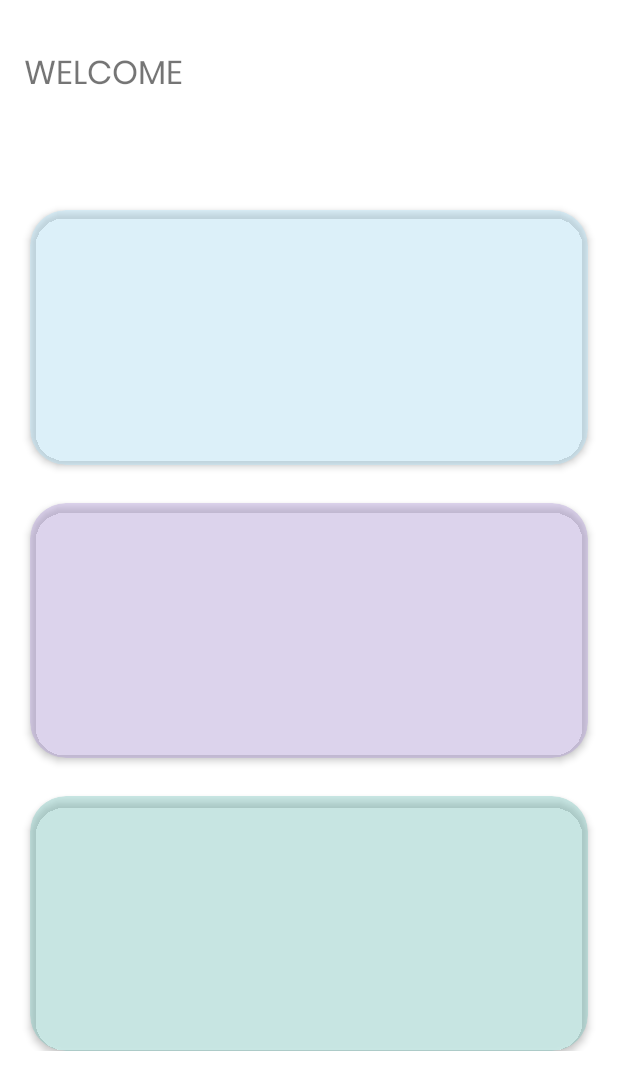
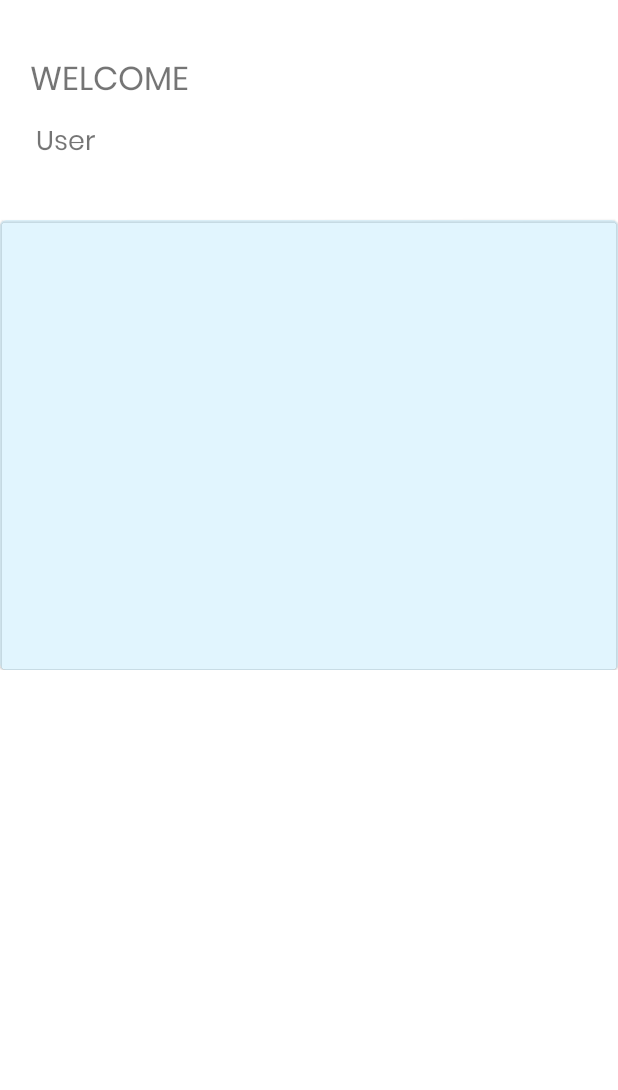
Before and after one commit to shivamkumard107/Mask_Detector, an Android app: the fragment HomeFragment shown on its own in the app's theme, on a phone screen of 412 x 824 dp. Shown: the top 1090 px of the screen. Run offline under Robolectric (Android 15) with nearby library versions, the phone set to English and light mode, and no system bars.

Commit message:
2G par commit hua hai

```diff
--- a/app/src/main/java/com/example/mask_detector/VerifyFragment.java
+++ b/app/src/main/java/com/example/mask_detector/VerifyFragment.java
@@ -114,7 +114,7 @@ public class VerifyFragment extends Fragment {
         mAuth.signInWithCredential(credential)
                 .addOnCompleteListener(task -> {
                     if (task.isSuccessful()) {
-                        RegisterUserFragment registeruserFragment = new RegisterUserFragment();
+                        HomeFragment registeruserFragment = new HomeFragment();
                         Bundle bundle = new Bundle();
                         bundle.putString(Constants.PHONE_NUMBER, phoneNumber);
                         registeruserFragment.setArguments(bundle);
--- a/app/src/main/res/layout/fragment_home.xml
+++ b/app/src/main/res/layout/fragment_home.xml
@@ -1,103 +1,55 @@
 <?xml version="1.0" encoding="utf-8"?>
-<androidx.constraintlayout.widget.ConstraintLayout xmlns:android="http://schemas.android.com/apk/res/android"
+
+<ScrollView xmlns:app="http://schemas.android.com/apk/res-auto"
     xmlns:tools="http://schemas.android.com/tools"
     android:layout_width="match_parent"
     android:layout_height="match_parent"
-    xmlns:app="http://schemas.android.com/apk/res-auto"
-    tools:context=".HomeFragment">
-
-    <ScrollView
-        android:layout_width="match_parent"
-        android:layout_height="match_parent"
-        >
+    xmlns:android="http://schemas.android.com/apk/res/android">
 
 
     <androidx.constraintlayout.widget.ConstraintLayout
         android:layout_width="match_parent"
-            android:layout_height="match_parent">
+    android:layout_height="match_parent"
+        tools:context=".HomeFragment">
 
 
-            <androidx.cardview.widget.CardView
-                android:id="@+id/cardView2"
+        <com.google.android.material.card.MaterialCardView
             android:layout_width="match_parent"
-                android:layout_height="170dp"
-                android:layout_marginStart="20dp"
-                android:layout_marginTop="140dp"
-                android:layout_marginEnd="20dp"
-                app:cardBackgroundColor="#66b3e5fc"
-                app:cardCornerRadius="24dp"
-                app:cardElevation="3dp"
-                app:cardPreventCornerOverlap="true"
+            android:layout_height="300dp"
+            android:layout_marginTop="36dp"
             app:layout_constraintEnd_toEndOf="parent"
             app:layout_constraintStart_toStartOf="parent"
-                app:layout_constraintTop_toTopOf="parent">
-
-                <androidx.constraintlayout.widget.ConstraintLayout
-                    android:layout_width="match_parent"
-                    android:layout_height="match_parent">
-
-
-                </androidx.constraintlayout.widget.ConstraintLayout>
-            </androidx.cardview.widget.CardView>
-
-            <androidx.cardview.widget.CardView
-                android:id="@+id/cardView3"
-
-                android:layout_width="match_parent"
-                android:layout_height="170dp"
-                android:layout_marginStart="20dp"
-                android:layout_marginTop="25dp"
-                android:layout_marginEnd="20dp"
-                app:cardBackgroundColor="#66b39ddb"
-                app:cardCornerRadius="24dp"
-                app:cardElevation="3dp"
-                app:layout_constraintEnd_toEndOf="parent"
-                app:layout_constraintStart_toStartOf="parent"
-                app:layout_constraintTop_toBottomOf="@+id/cardView2">
-
-                <androidx.constraintlayout.widget.ConstraintLayout
-                    android:layout_width="match_parent"
-                    android:layout_height="match_parent">
-
-                </androidx.constraintlayout.widget.ConstraintLayout>
-            </androidx.cardview.widget.CardView>
-
-            <androidx.cardview.widget.CardView
-                android:id="@+id/helpCard3"
-                android:layout_width="match_parent"
-                android:layout_height="170dp"
-                android:layout_marginStart="20dp"
-                android:layout_marginTop="25dp"
-                android:layout_marginEnd="20dp"
-                app:cardBackgroundColor="#6680cbc4"
-                app:cardCornerRadius="24dp"
-                app:cardElevation="3dp"
-                app:layout_constraintEnd_toEndOf="parent"
-                app:layout_constraintHorizontal_bias="0.0"
-                app:layout_constraintStart_toStartOf="parent"
-                app:layout_constraintTop_toBottomOf="@+id/cardView3">
-
-                <androidx.constraintlayout.widget.ConstraintLayout
-                    android:layout_width="match_parent"
-                    android:layout_height="match_parent"></androidx.constraintlayout.widget.ConstraintLayout>
-            </androidx.cardview.widget.CardView>
-
+            app:layout_constraintTop_toBottomOf="@+id/user"
+            android:backgroundTint="#66b3e5fc"/>
 
         <TextView
                 android:id="@+id/welcome"
                 android:layout_width="wrap_content"
                 android:layout_height="wrap_content"
-                android:layout_marginStart="16dp"
-                android:layout_marginLeft="16dp"
-                android:layout_marginTop="32dp"
+                android:layout_marginStart="20dp"
+                android:layout_marginLeft="20dp"
+                android:layout_marginTop="36dp"
                 android:fontFamily="@font/poppinsbold"
                 android:text="WELCOME"
                 android:textSize="22sp"
                 app:layout_constraintStart_toStartOf="parent"
                 app:layout_constraintTop_toTopOf="parent" />
 
+            <TextView
+                android:id="@+id/user"
+                android:layout_width="wrap_content"
+                android:layout_height="wrap_content"
+                android:layout_marginStart="20dp"
+                android:layout_marginLeft="20dp"
+                android:layout_marginTop="8dp"
+                android:fontFamily="@font/poppinsregular"
+                android:paddingLeft="4dp"
+                android:paddingRight="4dp"
+                android:text="User"
+                android:textSize="18sp"
+                app:layout_constraintStart_toStartOf="parent"
+                app:layout_constraintTop_toBottomOf="@+id/welcome" />
+
 
         </androidx.constraintlayout.widget.ConstraintLayout>
     </ScrollView>
-
-</androidx.constraintlayout.widget.ConstraintLayout>
```
Lines whose indentation alone changed are shown as unchanged.
